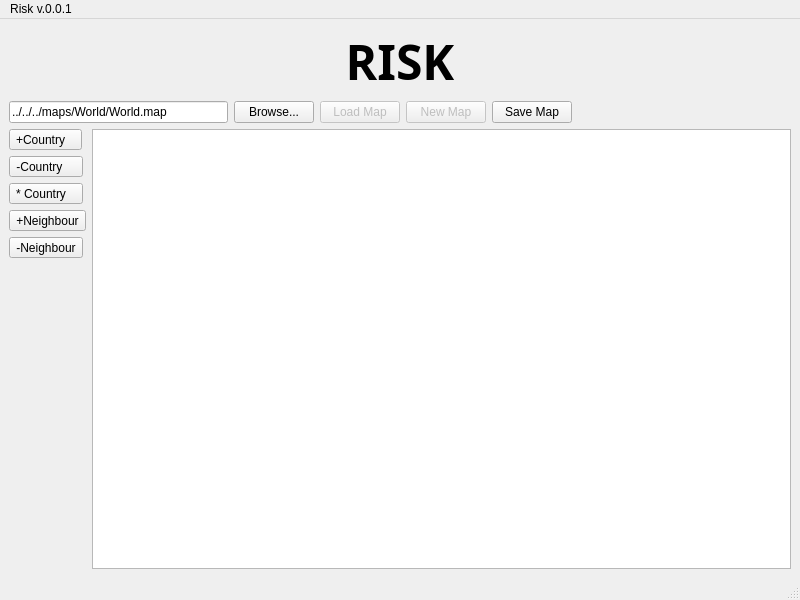
TaimoorRana/Risk, file gui/main_window.ui: the form before one commit.
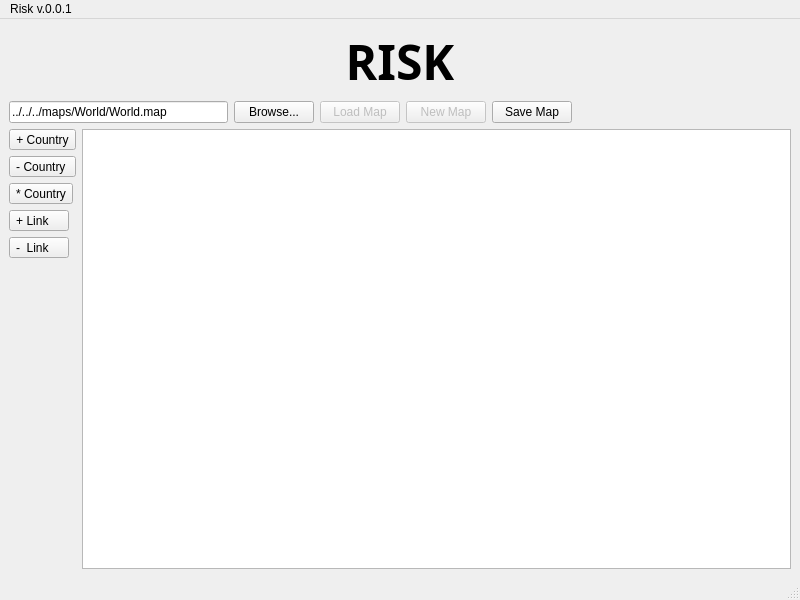
The form after the commit.

The edit to the form file:
```diff
--- a/gui/main_window.ui
+++ b/gui/main_window.ui
@@ -101,35 +101,35 @@
         <item>
          <widget class="QToolButton" name="addCountryPushButton">
           <property name="text">
-           <string>+Country   </string>
+           <string>+ Country</string>
           </property>
          </widget>
         </item>
         <item>
          <widget class="QToolButton" name="removeCountryPushButton">
           <property name="text">
-           <string>-Country    </string>
+           <string>- Country </string>
           </property>
          </widget>
         </item>
         <item>
          <widget class="QToolButton" name="moveCountryPushButton">
           <property name="text">
-           <string>* Country   </string>
+           <string>* Country</string>
           </property>
          </widget>
         </item>
         <item>
          <widget class="QToolButton" name="addNeighbourPushButton">
           <property name="text">
-           <string>+Neighbour</string>
+           <string>+ Link    </string>
           </property>
          </widget>
         </item>
         <item>
          <widget class="QToolButton" name="removeNeighbourPushButton">
           <property name="text">
-           <string>-Neighbour</string>
+           <string>-  Link    </string>
           </property>
          </widget>
         </item>
```
